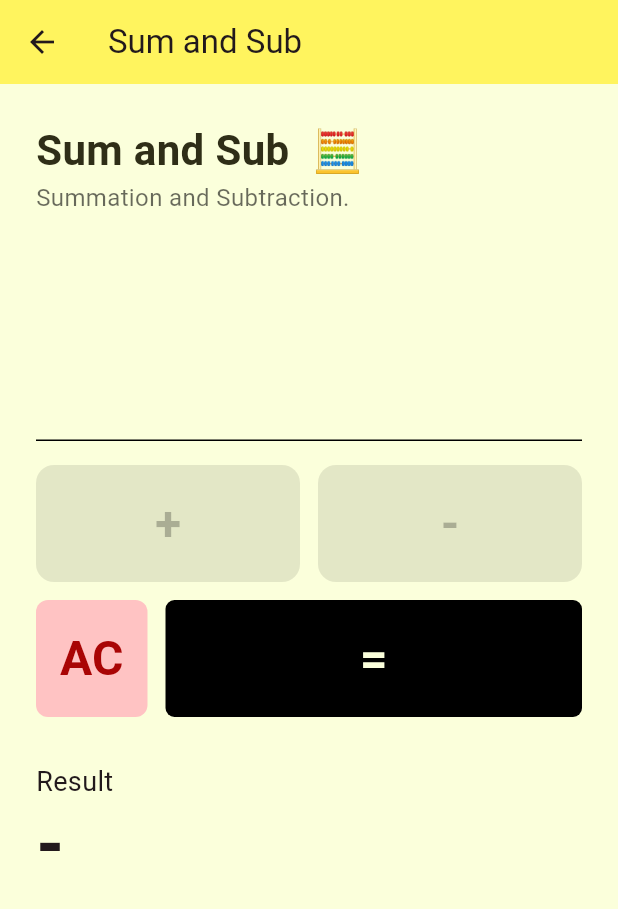
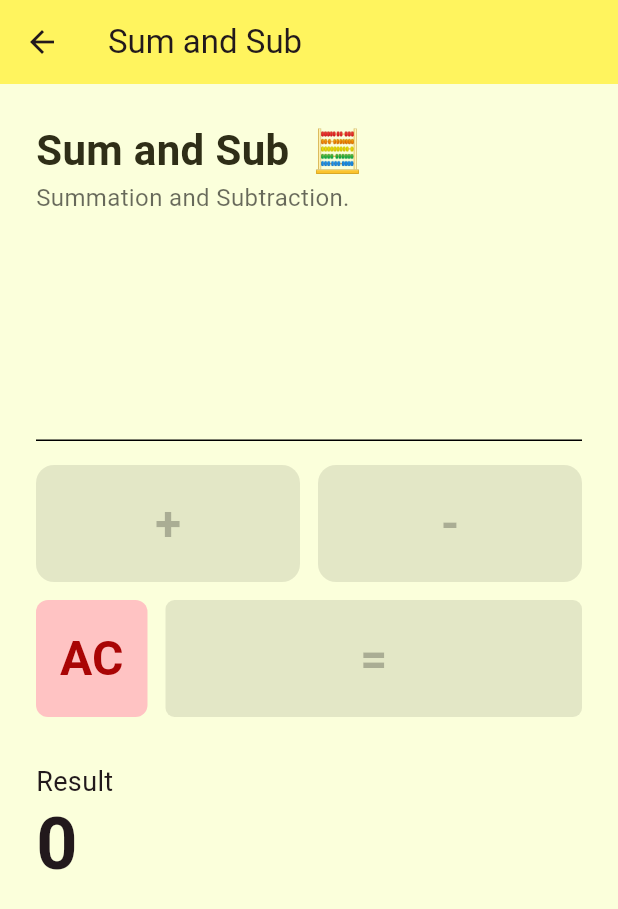
Before and after one commit to plirapli/tpm-tugas-1, a Flutter app: the SumSubPage screen opened directly, on a phone screen of 412 x 824 dp. Shown: the top 909 px of the screen. Run offline on Flutter 3.47's test engine with Material 3 defaults, Android fonts, the light colour scheme and no system bars.

Commit message:
sum sub page done

```diff
--- a/lib/pages/sumsub.dart
+++ b/lib/pages/sumsub.dart
@@ -11,9 +11,8 @@ class SumSubPage extends StatefulWidget {
 class _SumSubPageState extends State<SumSubPage> {
   TextEditingController num = TextEditingController();
   String firstNum = "", secondNum = "";
-  // String first = "", second = "";
   String operand = "";
-  String result = "-";
+  String result = "0";
 
   @override
   Widget build(BuildContext context) {
@@ -241,6 +240,7 @@ class _SumSubPageState extends State<SumSubPage> {
           secondNum = "";
           operand = "";
           num.text = "";
+          result = "0";
         });
       },
       child: const Text(
@@ -259,18 +259,37 @@ class _SumSubPageState extends State<SumSubPage> {
       child: TextButton(
         style: TextButton.styleFrom(
             padding: const EdgeInsets.symmetric(vertical: 16),
-            backgroundColor: const Color.fromARGB(255, 0, 0, 0),
+            backgroundColor: (secondNum != "")
+                ? const Color.fromARGB(255, 0, 0, 0)
+                : const Color.fromARGB(24, 0, 0, 0),
             foregroundColor:
                 Theme.of(context).colorScheme.onPrimary, // foreground
             shape:
                 RoundedRectangleBorder(borderRadius: BorderRadius.circular(6))),
-        onPressed: () {},
-        child: const Text(
+        onPressed: (secondNum != "")
+            ? () {
+                double first = double.parse(firstNum);
+                double second = double.parse(secondNum);
+
+                setState(() {
+                  result = (operand == "+")
+                      ? (first + second).toString()
+                      : (first - second).toString();
+                  firstNum = "";
+                  secondNum = "";
+                  operand = "";
+                  num.text = "";
+                });
+              }
+            : null,
+        child: Text(
           '=',
           style: TextStyle(
               fontSize: 32,
               fontWeight: FontWeight.bold,
-              color: Color.fromARGB(255, 251, 255, 219)),
+              color: (secondNum != "")
+                  ? const Color.fromARGB(255, 251, 255, 219)
+                  : const Color.fromARGB(64, 0, 0, 0)),
         ),
       ),
     );
```
